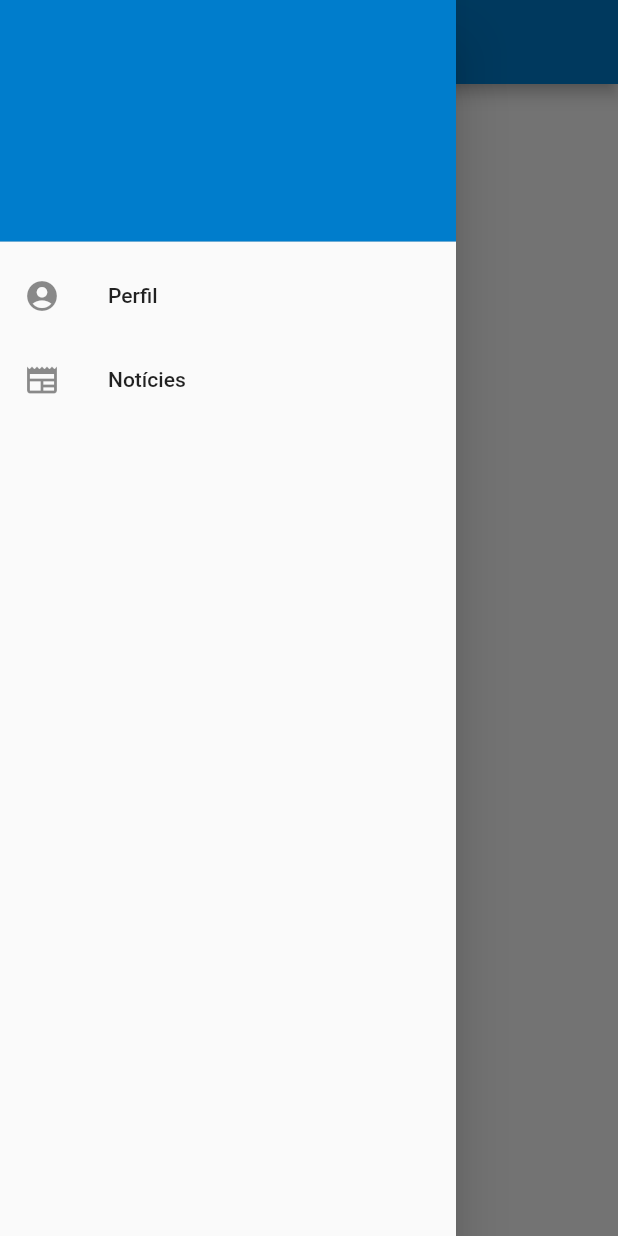
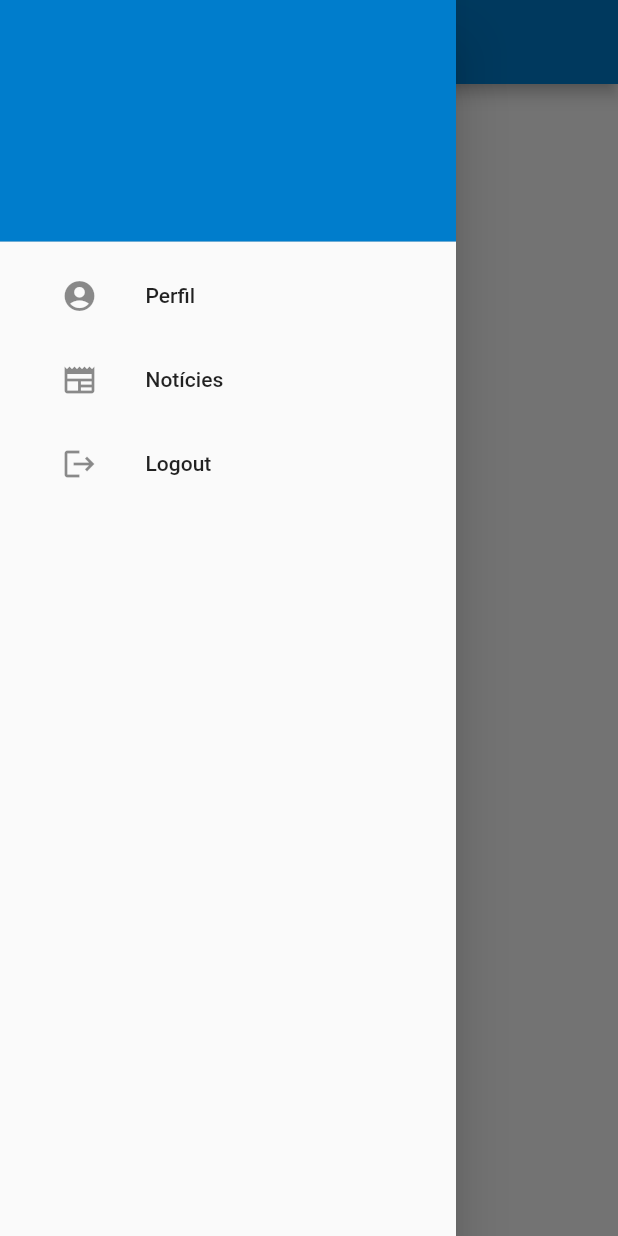
Before and after one commit to bernatjara/ea_proyecto_flutter, a Flutter app: the UserScreen screen opened directly, with the side drawer open, on a phone screen of 412 x 824 dp. Run offline on Flutter 3.47's test engine with Material 2 defaults, Android fonts, the phone set to English and light mode, and no system bars; our stand-ins replace shared_preferences; accounts and stored records are empty; network calls fail.

Commit message:
logout in drawer
This is the first commit on the logout branch, and it only has the esthetic part. No funcionality

```diff
--- a/lib/widgets/navigation_drawer.dart
+++ b/lib/widgets/navigation_drawer.dart
@@ -47,7 +47,9 @@ class _NavBarScreenState extends State<NavBar> {
               color: Color.fromRGBO(0, 125, 204, 1.0),
             ),
           ),
-          ListTile(
+          Padding(
+            padding: const EdgeInsets.only(left: 25.0),
+            child: ListTile(
               leading: Icon(Icons.account_circle),
               title: Text('Perfil'),
               onTap: () => Navigator.push(
@@ -55,12 +57,26 @@ class _NavBarScreenState extends State<NavBar> {
                 MaterialPageRoute(builder: (context) => UserScreen()),
               ),
             ),
-          ListTile(
+          ),
+          Padding(
+            padding: const EdgeInsets.only(left: 25.0),
+            child: ListTile(
               leading: Icon(Icons.newspaper),
               title: Text('Notícies'),
               onTap: () => Navigator.push(
                 context,
                 MaterialPageRoute(builder: (context) => NewsScreen()),
+              ),
+            ),
+          ),
+          Padding(
+            padding: const EdgeInsets.only(left: 25.0),
+            child: ListTile(
+              leading: Icon(Icons.logout),
+              title: Text("Logout"),
+              onTap: () {
+                Navigator.pop(context);
+              },
             ),
           )
         ],
```
Lines whose indentation alone changed are shown as unchanged.
